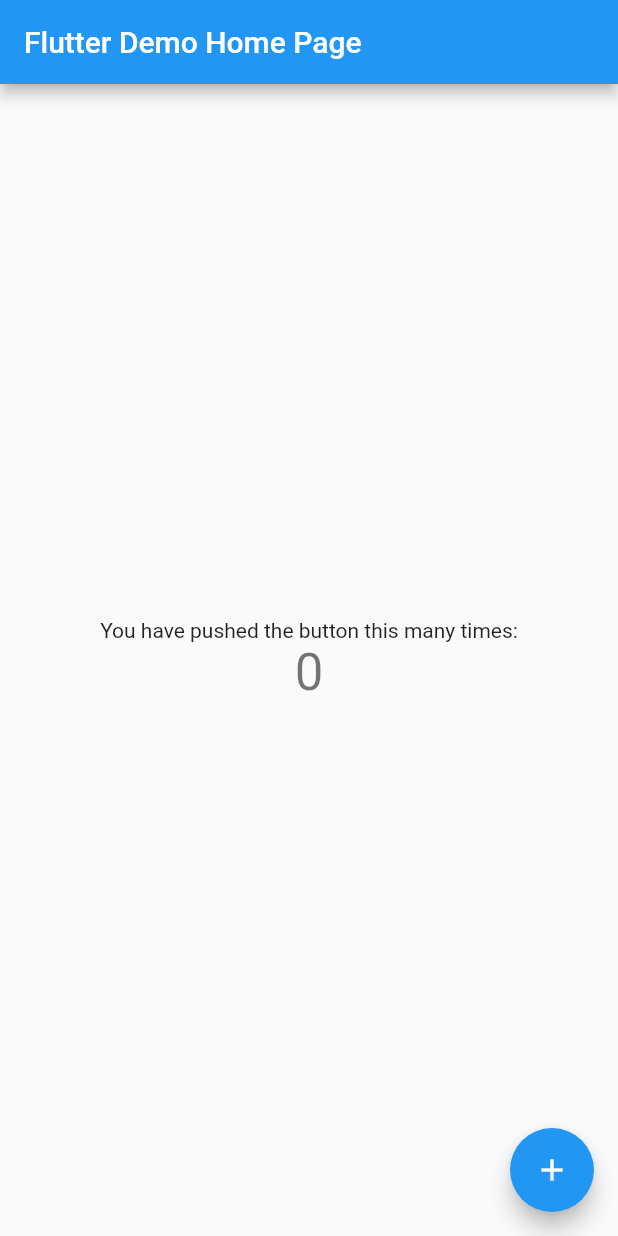
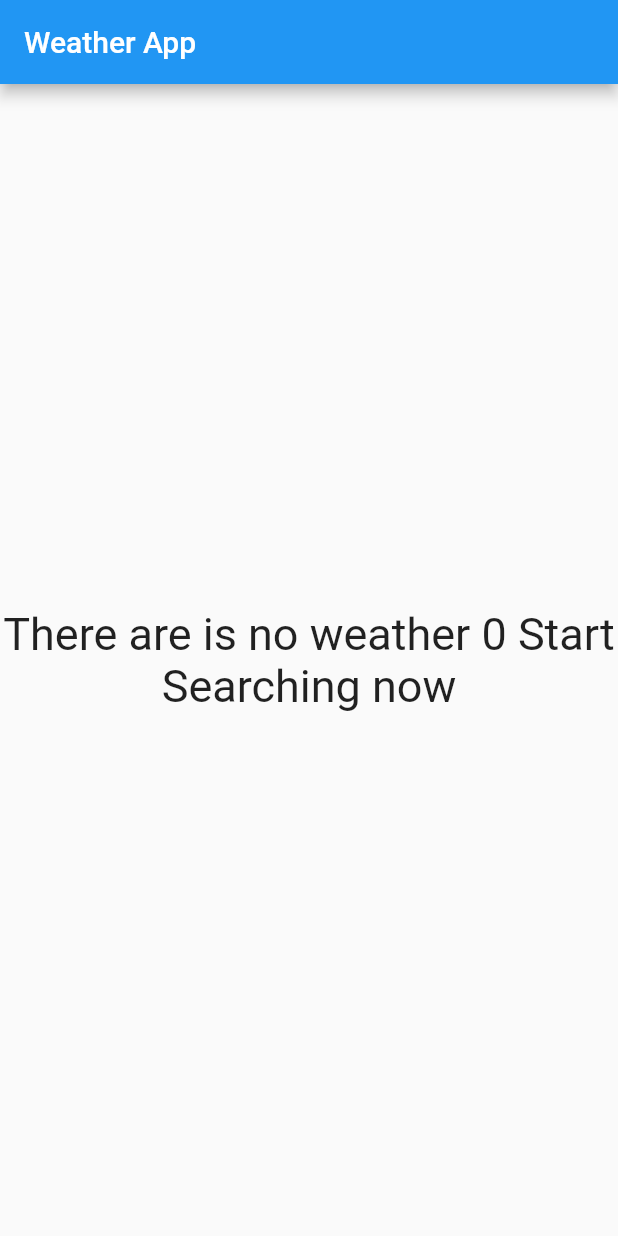
Before and after one commit to MohamedEssam-900009/weather_app, a Flutter app: the screen it shows after launch, on a phone screen of 412 x 824 dp. Run offline on Flutter 3.47's test engine with Material 2 defaults, Android fonts, the phone set to English and light mode, and no system bars.

Commit message:
setup the app

```diff
--- a/lib/main.dart
+++ b/lib/main.dart
@@ -1,115 +1,20 @@
 import 'package:flutter/material.dart';
+import 'package:weather_app/pages/home_page.dart';
 
 void main() {
-  runApp(const MyApp());
+  runApp(const WeatherApp());
 }
 
-class MyApp extends StatelessWidget {
-  const MyApp({super.key});
+class WeatherApp extends StatelessWidget {
+  const WeatherApp({super.key});
 
-  // This widget is the root of your application.
   @override
   Widget build(BuildContext context) {
     return MaterialApp(
+      debugShowCheckedModeBanner: false,
       title: 'Flutter Demo',
-      theme: ThemeData(
-        // This is the theme of your application.
-        //
-        // Try running your application with "flutter run". You'll see the
-        // application has a blue toolbar. Then, without quitting the app, try
-        // changing the primarySwatch below to Colors.green and then invoke
-        // "hot reload" (press "r" in the console where you ran "flutter run",
-        // or simply save your changes to "hot reload" in a Flutter IDE).
-        // Notice that the counter didn't reset back to zero; the application
-        // is not restarted.
-        primarySwatch: Colors.blue,
-      ),
-      home: const MyHomePage(title: 'Flutter Demo Home Page'),
+
+      home: HomePage()
     );
   }
 }
-
-class MyHomePage extends StatefulWidget {
-  const MyHomePage({super.key, required this.title});
-
-  // This widget is the home page of your application. It is stateful, meaning
-  // that it has a State object (defined below) that contains fields that affect
-  // how it looks.
-
-  // This class is the configuration for the state. It holds the values (in this
-  // case the title) provided by the parent (in this case the App widget) and
-  // used by the build method of the State. Fields in a Widget subclass are
-  // always marked "final".
-
-  final String title;
-
-  @override
-  State<MyHomePage> createState() => _MyHomePageState();
-}
-
-class _MyHomePageState extends State<MyHomePage> {
-  int _counter = 0;
-
-  void _incrementCounter() {
-    setState(() {
-      // This call to setState tells the Flutter framework that something has
-      // changed in this State, which causes it to rerun the build method below
-      // so that the display can reflect the updated values. If we changed
-      // _counter without calling setState(), then the build method would not be
-      // called again, and so nothing would appear to happen.
-      _counter++;
-    });
-  }
-
-  @override
-  Widget build(BuildContext context) {
-    // This method is rerun every time setState is called, for instance as done
-    // by the _incrementCounter method above.
-    //
-    // The Flutter framework has been optimized to make rerunning build methods
-    // fast, so that you can just rebuild anything that needs updating rather
-    // than having to individually change instances of widgets.
-    return Scaffold(
-      appBar: AppBar(
-        // Here we take the value from the MyHomePage object that was created by
-        // the App.build method, and use it to set our appbar title.
-        title: Text(widget.title),
-      ),
-      body: Center(
-        // Center is a layout widget. It takes a single child and positions it
-        // in the middle of the parent.
-        child: Column(
-          // Column is also a layout widget. It takes a list of children and
-          // arranges them vertically. By default, it sizes itself to fit its
-          // children horizontally, and tries to be as tall as its parent.
-          //
-          // Invoke "debug painting" (press "p" in the console, choose the
-          // "Toggle Debug Paint" action from the Flutter Inspector in Android
-          // Studio, or the "Toggle Debug Paint" command in Visual Studio Code)
-          // to see the wireframe for each widget.
-          //
-          // Column has various properties to control how it sizes itself and
-          // how it positions its children. Here we use mainAxisAlignment to
-          // center the children vertically; the main axis here is the vertical
-          // axis because Columns are vertical (the cross axis would be
-          // horizontal).
-          mainAxisAlignment: MainAxisAlignment.center,
-          children: <Widget>[
-            const Text(
-              'You have pushed the button this many times:',
-            ),
-            Text(
-              '$_counter',
-              style: Theme.of(context).textTheme.headline4,
-            ),
-          ],
-        ),
-      ),
-      floatingActionButton: FloatingActionButton(
-        onPressed: _incrementCounter,
-        tooltip: 'Increment',
-        child: const Icon(Icons.add),
-      ), // This trailing comma makes auto-formatting nicer for build methods.
-    );
-  }
-}
--- /dev/null
+++ b/lib/pages/home_page.dart
@@ -0,0 +1,33 @@
+import 'package:flutter/material.dart';
+
+class HomePage extends StatelessWidget {
+  const HomePage({super.key});
+
+  @override
+  Widget build(BuildContext context) {
+    return Scaffold(
+      appBar: AppBar(
+        title: Text('Weather App'),
+      ),
+      body: Center(
+        child: Column(
+          mainAxisSize: MainAxisSize.min,
+          children: [
+            Text(
+              'There are is no weather 0 Start',
+              style: TextStyle(
+                fontSize: 30,
+              ),
+            ),
+            Text(
+              'Searching now',
+              style: TextStyle(
+                fontSize: 30,
+              ),
+            ),
+          ],
+        ),
+      ),
+    );
+  }
+}
--- a/pubspec.yaml
+++ b/pubspec.yaml
@@ -60,8 +60,8 @@ flutter:
   uses-material-design: true
 
   # To add assets to your application, add an assets section, like this:
-  # assets:
-  #   - images/a_dot_burr.jpeg
+  assets:
+    - assets/images/
   #   - images/a_dot_ham.jpeg
 
   # An image asset can refer to one or more resolution-specific "variants", see
```
Also changed, not shown: assets/images/clear.png (added), assets/images/cloudy.png (added), assets/images/rainy.png (added), assets/images/snow.png (added), assets/images/thunderstorm.png (added), 1 other file.
